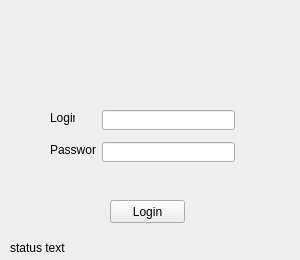
Old version of the form Desktop/logincontrol.ui in the repository antofik/RedHelper.
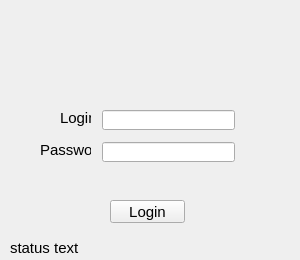
New version of the form. Icons and pictures are not drawn.

What changed in the file:
```diff
--- a/Desktop/logincontrol.ui
+++ b/Desktop/logincontrol.ui
@@ -16,6 +16,11 @@
     <verstretch>0</verstretch>
    </sizepolicy>
   </property>
+  <property name="font">
+   <font>
+    <pointsize>11</pointsize>
+   </font>
+  </property>
   <property name="windowTitle">
    <string>Login</string>
   </property>
@@ -45,10 +50,10 @@
   <widget class="QLabel" name="label_2">
    <property name="geometry">
     <rect>
-     <x>50</x>
-     <y>142</y>
-     <width>46</width>
-     <height>16</height>
+     <x>40</x>
+     <y>140</y>
+     <width>51</width>
+     <height>20</height>
     </rect>
    </property>
    <property name="text">
@@ -58,9 +63,9 @@
   <widget class="QLabel" name="label">
    <property name="geometry">
     <rect>
-     <x>50</x>
+     <x>60</x>
      <y>110</y>
-     <width>25</width>
+     <width>31</width>
      <height>16</height>
     </rect>
    </property>
```
